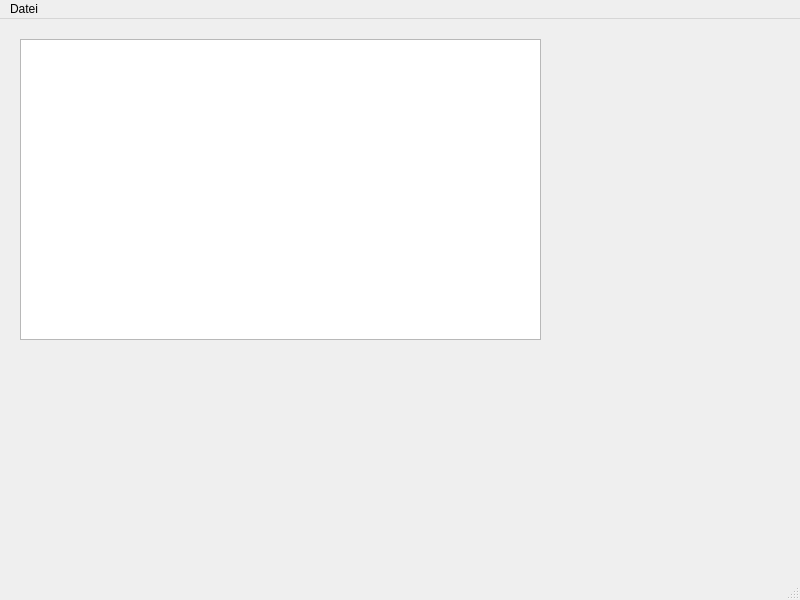
Qt form mainwindow.ui (nudeldunker/PIC) before a commit.
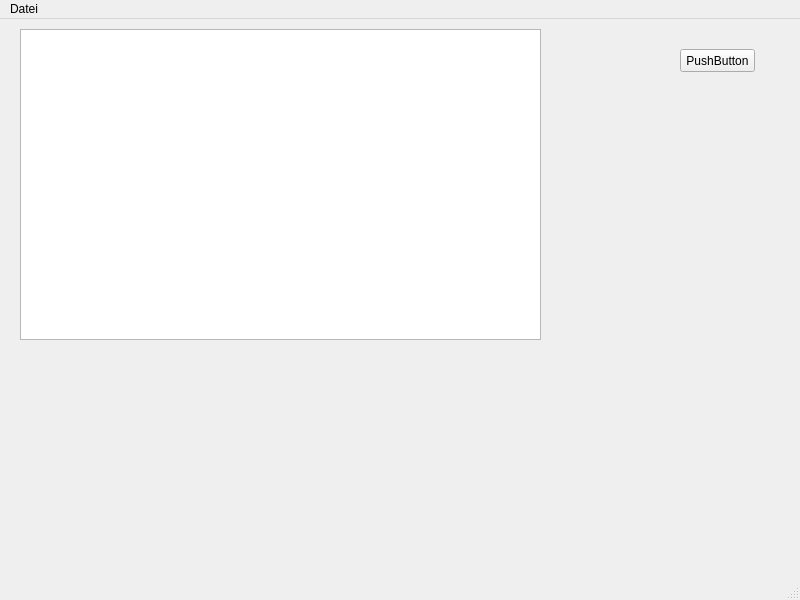
The same form after that commit.

The edit to the form file:
```diff
--- a/mainwindow.ui
+++ b/mainwindow.ui
@@ -17,8 +17,8 @@
    <widget class="QPushButton" name="pushButton">
     <property name="geometry">
      <rect>
-      <x>220</x>
-      <y>160</y>
+      <x>680</x>
+      <y>30</y>
       <width>75</width>
       <height>23</height>
      </rect>
@@ -31,9 +31,9 @@
     <property name="geometry">
      <rect>
       <x>20</x>
-      <y>20</y>
+      <y>10</y>
       <width>521</width>
-      <height>301</height>
+      <height>311</height>
      </rect>
     </property>
     <property name="sizeAdjustPolicy">
```
Left out of the diff: 2 changed lines with no effect on the pictures.
